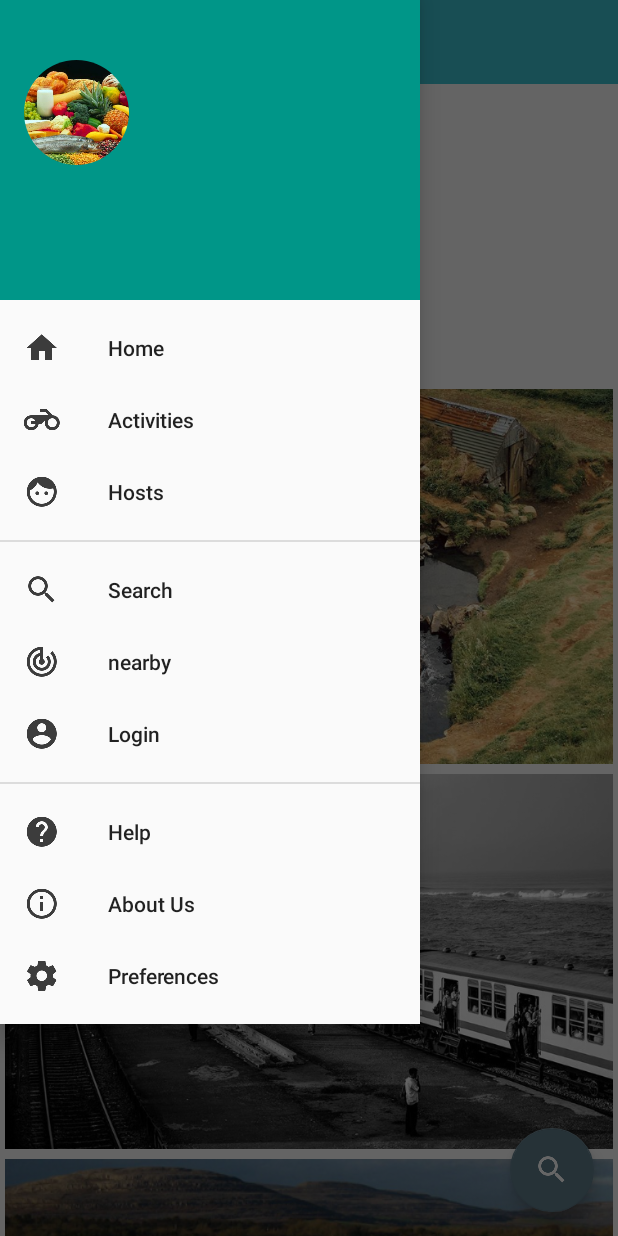
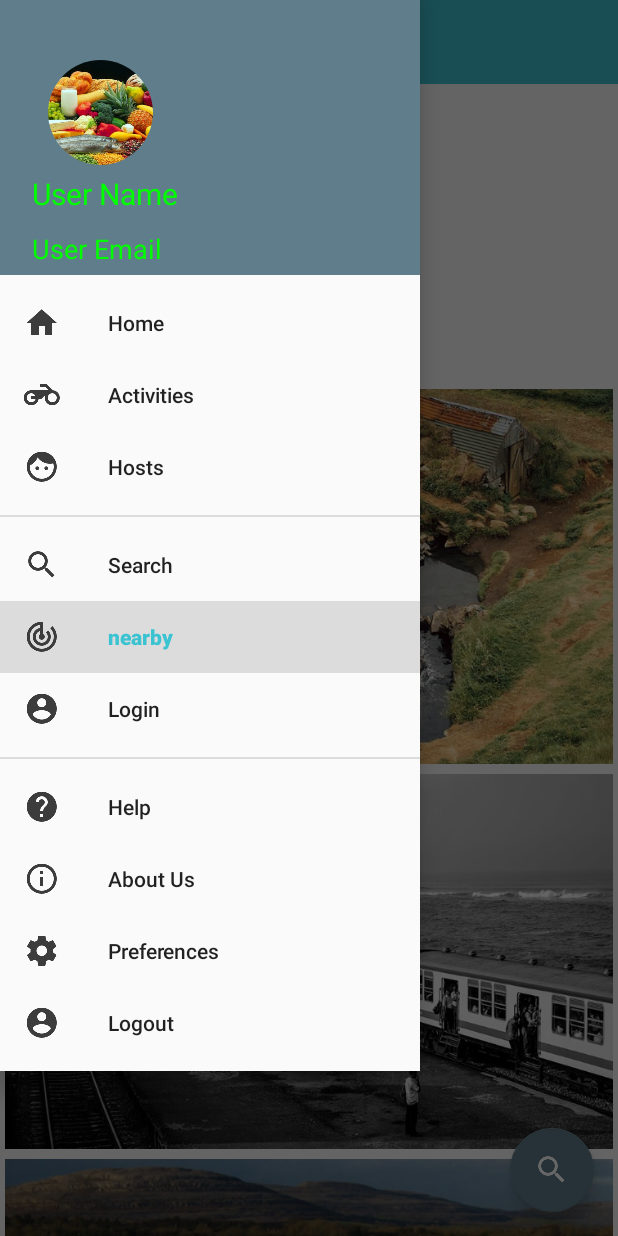
Before and after one commit to GreenDevs/Dammi, an Android app: the screen it shows after launch (MainActivity), in the side drawer, after a tap on "nearby", on a phone screen of 412 x 824 dp. Run offline under Robolectric (Android 15) with nearby library versions, the phone set to English and light mode, and no system bars; our stand-ins replace CircleImageView; libraries missing offline, so code that uses them is left out: com.daimajia.slider; 7 statements that could not run were skipped.

Commit message:
google places and google plus login enabled

```diff
--- a/app/build.gradle
+++ b/app/build.gradle
@@ -38,4 +38,9 @@ dependencies {
     ///CIRCULAR IMAGE VIEW
     compile 'de.hdodenhof:circleimageview:1.2.1'
 
+    //google place api and login with google plus account.
+    compile 'com.google.android.gms:play-services:8.3.0'
+
+
+
 }
--- a/app/src/main/java/com/dammi/dammi/drawer/NavigationDrawer.java
+++ b/app/src/main/java/com/dammi/dammi/drawer/NavigationDrawer.java
@@ -1,6 +1,11 @@
 package com.dammi.dammi.drawer;
 
 import android.app.Activity;
+import android.content.Intent;
+import android.content.IntentSender;
+import android.graphics.Bitmap;
+import android.graphics.BitmapFactory;
+import android.os.AsyncTask;
 import android.os.Bundle;
 import android.support.annotation.Nullable;
 import android.support.design.widget.NavigationView;
@@ -8,25 +13,69 @@ import android.support.v4.app.Fragment;
 import android.support.v4.widget.DrawerLayout;
 import android.support.v7.app.ActionBarDrawerToggle;
 import android.support.v7.widget.Toolbar;
+import android.util.Log;
 import android.view.LayoutInflater;
 import android.view.MenuItem;
 import android.view.View;
 import android.view.ViewGroup;
+import android.widget.Button;
+import android.widget.ImageView;
+import android.widget.TextView;
+import android.widget.Toast;
 
 import com.dammi.dammi.R;
+import com.dammi.dammi.search.SearchableActivity;
+import com.google.android.gms.common.ConnectionResult;
+import com.google.android.gms.common.GooglePlayServicesNotAvailableException;
+import com.google.android.gms.common.GooglePlayServicesRepairableException;
+import com.google.android.gms.common.GooglePlayServicesUtil;
+import com.google.android.gms.common.SignInButton;
+import com.google.android.gms.common.api.GoogleApiClient;
+import com.google.android.gms.location.places.ui.PlacePicker;
+import com.google.android.gms.plus.Plus;
+import com.google.android.gms.plus.model.people.Person;
+
+import java.io.InputStream;
 
 /**
  * Created by trees on 12/3/15.
  */
-public class NavigationDrawer extends Fragment implements NavigationView.OnNavigationItemSelectedListener {
+public class NavigationDrawer extends Fragment implements NavigationView.OnNavigationItemSelectedListener,GoogleApiClient.ConnectionCallbacks, GoogleApiClient.OnConnectionFailedListener {
 
     private NavigationView navigView;
     private Activity activity;
+
+    // google plus login related variables.
+
+    private static final int RC_SIGN_IN = 0;
+    private static final String TAG = "NavigationDrawer";
+
+    // Profile pic image size in pixels
+    private static final int PROFILE_PIC_SIZE = 400;
+    private GoogleApiClient mGoogleApiClient;
+    private boolean mIntentInProgress;
+    private boolean mSignInClicked;
+    private ConnectionResult mConnectionResult;
+    private ImageView imgProfilePic;
+    private TextView txtName, txtEmail;
+
+
+
+    // Google places api related variable.
+    private int PLACE_PICKER_REQUEST = 1;
+
+
     @Nullable
     @Override
     public View onCreateView(LayoutInflater inflater, ViewGroup container, Bundle savedInstanceState) {
         View view= inflater.inflate(R.layout.navigation_drawer_fragment, container, false);
         navigView=(NavigationView)view.findViewById(R.id.main_drawer);
+        View temp=getActivity().getLayoutInflater().inflate(R.layout.nav_header,navigView,false);
+        navigView.addHeaderView(temp);
+        imgProfilePic= (ImageView) temp.findViewById(R.id.imgProfilePic);
+        txtName= (TextView) temp.findViewById(R.id.txtName);
+        txtEmail= (TextView) temp.findViewById(R.id.txtEmail);
+
         return view;
     }
 
@@ -35,6 +84,7 @@ public class NavigationDrawer extends Fragment implements NavigationView.OnNavig
         super.onActivityCreated(savedInstanceState);
         activity=getActivity();
         navigView.setNavigationItemSelectedListener(this);
+        initGplusApiClient();
     }
 
     public void setNavig(DrawerLayout drawerLayout, Toolbar toolbar) {
@@ -43,8 +93,266 @@ public class NavigationDrawer extends Fragment implements NavigationView.OnNavig
         drawerToggle.syncState();
     }
 
+
+
+    //google plus enabled login code
+
+    //Build GoogleApiClient
+    private synchronized void initGplusApiClient()
+    {
+        mGoogleApiClient = new GoogleApiClient.Builder(getActivity())
+                .addConnectionCallbacks(this)
+                .addOnConnectionFailedListener(this).addApi(Plus.API)
+                .addScope(Plus.SCOPE_PLUS_LOGIN)
+                .build();
+    }
+
+
+    @Override
+    public void onStart() {
+        super.onStart();
+        //connect GoogleApiClient
+        mGoogleApiClient.connect();
+    }
+
+    @Override
+    public void onStop() {
+        super.onStop();
+        //disconnect GoogleApiClient
+        if (mGoogleApiClient.isConnected())
+        {
+            mGoogleApiClient.disconnect();
+        }
+    }
+
+    //onConnectionFailed() was started with startIntentSenderForResult and the code RC_SIGN_IN,
+   // we can capture the result inside Activity.onActivityResult.
+    @Override
+    public void  onActivityResult(int requestCode, int responseCode,
+                                    Intent intent)
+    {
+        if (requestCode == RC_SIGN_IN)
+        {
+            if (responseCode != Activity.RESULT_OK)
+            {
+                mSignInClicked = false;
+            }
+
+            mIntentInProgress = false;
+
+            if (!mGoogleApiClient.isConnecting())
+            {
+                mGoogleApiClient.connect();
+            }
+        }
+
+        if (requestCode == PLACE_PICKER_REQUEST
+                && responseCode == Activity.RESULT_OK)
+        {
+            //do nothing.
+        }
+        else
+        {
+            super.onActivityResult(requestCode, responseCode, intent);
+        }
+
+    }
+
     @Override
     public boolean onNavigationItemSelected(MenuItem item) {
-        return false;
+        int id = item.getItemId();
+
+        switch (id) {
+            case R.id.login:
+            //called when signIn Button is clicked
+                signInWithGPlus();
+                break;
+
+            case R.id.logout:
+                //called when sign out button is clicked
+                signOutWithGPlus();
+                break;
+
+            case R.id.nearby:
+                //called when Nearby button is clicked
+                showNearByPlaces();
+                break;
+
+            default:
+                startActivity(new Intent(activity, SearchableActivity.class));
+                return true;
+        }
+        return true;
+    }
+
+// Sign in button clicked.
+    private void signInWithGPlus(){
+        if (!mGoogleApiClient.isConnecting())
+        {
+            mSignInClicked = true;
+            resolveSignInError();
+        }
+    }
+
+    //Sign out button clicked.
+    private void signOutWithGPlus(){
+        if (mGoogleApiClient.isConnected())
+        {
+            Plus.AccountApi.clearDefaultAccount(mGoogleApiClient);
+            mGoogleApiClient.disconnect();
+            mGoogleApiClient.connect();
+        }
+        txtName.setText(activity.getResources().getString(R.string.user_name));
+        txtEmail.setText(activity.getResources().getString(R.string.user_email));
+        imgProfilePic.setImageResource(R.drawable.higenic);
+    }
+
+
+    //Nearby button clicked.
+    private void showNearByPlaces(){
+        try
+        {
+            PlacePicker.IntentBuilder intentBuilder = new PlacePicker.IntentBuilder();
+            Intent intent = intentBuilder.build(activity);
+            startActivityForResult(intent,PLACE_PICKER_REQUEST);
+        }
+        catch (GooglePlayServicesRepairableException e)
+        {
+            e.printStackTrace();
+        }
+        catch (GooglePlayServicesNotAvailableException e)
+        {
+            e.printStackTrace();
+        }
+    }
+
+
+//on the successfull connection onConnected is called
+    @Override
+    public void onConnected(Bundle bundle) {
+        mSignInClicked = false;
+        getProfileInformation();
+    }
+
+    private void getProfileInformation()
+    {
+        try
+        {
+            if (Plus.PeopleApi.getCurrentPerson(mGoogleApiClient) != null)
+            {
+                Person currentPerson = Plus.PeopleApi
+                        .getCurrentPerson(mGoogleApiClient);
+
+                String personName = currentPerson.getDisplayName();
+                String personPhotoUrl = currentPerson.getImage().getUrl();
+                String email = Plus.AccountApi.getAccountName(mGoogleApiClient);
+
+                txtName.setText(personName);
+                txtEmail.setText(email);
+
+                Log.d(TAG,"person Name="+personName+"  Email="+email);
+
+
+                // by default the profile url gives 50x50 px image only
+                // we can replace the value with whatever dimension we want by
+                // replacing sz=X
+                personPhotoUrl = personPhotoUrl.substring(0,
+                        personPhotoUrl.length() - 2)
+                        + PROFILE_PIC_SIZE;
+
+                new LoadProfileImage(imgProfilePic).execute(personPhotoUrl);
+
+            }
+            else
+            {
+                Toast.makeText(getActivity(),
+                        "Person information is null", Toast.LENGTH_LONG).show();
+            }
+        }
+        catch (Exception e)
+        {
+            e.printStackTrace();
+        }
+    }
+
+
+    private class LoadProfileImage extends AsyncTask<String, Void, Bitmap>
+    {
+        ImageView bmImage;
+        public LoadProfileImage(ImageView bmImage)
+        {
+            this.bmImage = bmImage;
+        }
+
+        protected Bitmap doInBackground(String... urls)
+        {
+            String urldisplay = urls[0];
+            Bitmap mIcon11 = null;
+            try
+            {
+                InputStream in = new java.net.URL(urldisplay).openStream();
+                mIcon11 = BitmapFactory.decodeStream(in);
+            }
+            catch (Exception e)
+            {
+                Log.e("Error", e.getMessage());
+                e.printStackTrace();
+            }
+            return mIcon11;
+        }
+
+        protected void onPostExecute(Bitmap result)
+        {
+            bmImage.setImageBitmap(result);
+        }
+    }
+
+//    called when the connection is suspended
+    @Override
+    public void onConnectionSuspended(int i) {
+        mGoogleApiClient.connect();
+    }
+
+
+//When the GoogleApiClient object is unable to establish a connection onConnectionFailed() is called
+    @Override
+    public void onConnectionFailed(ConnectionResult result) {
+        if (!result.hasResolution())
+        {
+            GooglePlayServicesUtil.getErrorDialog(result.getErrorCode(), activity,
+                    0).show();
+            return;
+        }
+
+        if (!mIntentInProgress)
+        {
+            // Store the ConnectionResult for later usage
+            mConnectionResult = result;
+
+            if (mSignInClicked)
+            {
+
+                resolveSignInError();
+            }
+        }
+
+    }
+
+//Used for resolving errors during signIn
+    private void resolveSignInError()
+    {
+        if (mConnectionResult.hasResolution())
+        {
+            try
+            {
+                mIntentInProgress = true;
+                mConnectionResult.startResolutionForResult(activity, RC_SIGN_IN);
+            }
+            catch (IntentSender.SendIntentException e)
+            {
+                mIntentInProgress = false;
+                mGoogleApiClient.connect();
+            }
+        }
     }
 }
--- a/app/src/main/res/layout/nav_header.xml
+++ b/app/src/main/res/layout/nav_header.xml
@@ -1,14 +1,18 @@
 <?xml version="1.0" encoding="utf-8"?>
 <RelativeLayout xmlns:android="http://schemas.android.com/apk/res/android"
     android:layout_width="match_parent"
-    android:background="@color/patro_green"
-    android:layout_height="200dp"
+    android:background="@color/patro_grey"
+    android:layout_height="wrap_content"
     >
 
-    <ImageView
-
-        android:layout_width="match_parent"
-        android:layout_height="match_parent" />
+    <LinearLayout
+        android:id="@+id/llProfile"
+        android:layout_width="fill_parent"
+        android:layout_height="wrap_content"
+        android:orientation="vertical"
+        android:paddingLeft="16dp"
+        android:paddingRight="16dp"
+        android:weightSum="3">
 
         <de.hdodenhof.circleimageview.CircleImageView
             android:layout_width="70dp"
@@ -16,5 +20,29 @@
             android:src="@drawable/higenic"
             android:layout_marginLeft="16dp"
             android:layout_marginTop="40dp"
+            android:id="@+id/imgProfilePic"
             />
+
+        <TextView
+            android:id="@+id/txtName"
+            android:text="User Name"
+            android:textColor="#00ff00"
+            android:layout_width="wrap_content"
+            android:layout_height="wrap_content"
+            android:padding="5dp"
+            android:textSize="20dp" />
+
+        <TextView
+            android:id="@+id/txtEmail"
+            android:layout_width="wrap_content"
+            android:layout_height="wrap_content"
+            android:padding="5dp"
+            android:textSize="18dp"
+            android:text="User Email"
+            android:textColor="#00ff00"/>
+
+
+    </LinearLayout>
+
+
 </RelativeLayout>
--- a/app/src/main/res/layout/navigation_drawer_fragment.xml
+++ b/app/src/main/res/layout/navigation_drawer_fragment.xml
@@ -7,6 +7,5 @@
     android:layout_height="match_parent"
     android:layout_gravity="start"
     app:itemIconTint="@color/grey"
-    app:headerLayout="@layout/nav_header"
     app:menu="@menu/menu_drawer"
    />
--- a/app/src/main/res/menu/menu_drawer.xml
+++ b/app/src/main/res/menu/menu_drawer.xml
@@ -48,6 +48,11 @@
             android:icon="@drawable/ic_settings_white_24dp"
             android:title="@string/nav_title_7"/>
 
+        <item android:id="@+id/logout"
+            android:icon="@drawable/ic_account_circle_white_24dp"
+            android:title="@string/nav_title_9"/>
+
+
     </group>
 
 </menu>
--- a/app/src/main/res/values/strings.xml
+++ b/app/src/main/res/values/strings.xml
@@ -1,5 +1,5 @@
 <resources>
-    <string name="app_name">Dammi</string>
+    <string name="app_name">Dammi Prototype</string>
     <string name="drawer_open">open</string>
     <string name="drawer_closed">close</string>
 
@@ -12,6 +12,7 @@
     <string name="nav_title_6">Help</string>
     <string name="nav_title_7">Preferences</string>
     <string name="nav_title_8">About Us</string>
+    <string name="nav_title_9">Logout</string>
 
     <string name="search">search</string>
     <string name="search_hint">places, foods..</string>
@@ -26,5 +27,8 @@
     <string name="selection">\?</string>
     <string name="nearby">nearby</string>
 
+    <!-- Google plus user credentials -->
+    <string name="user_name">User Name</string>
+    <string name="user_email">User Email</string>
 
 </resources>
```
Also changed, not shown: app/src/main/AndroidManifest.xml (+18 -1 lines), app/src/main/java/com/dammi/dammi/MainActivity.java (+33 -29 lines), 2 other files. Lines whose indentation alone changed are shown as unchanged.
